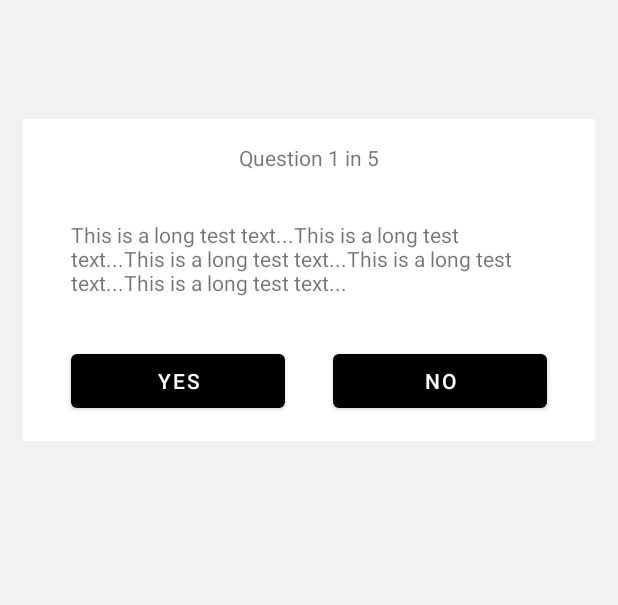
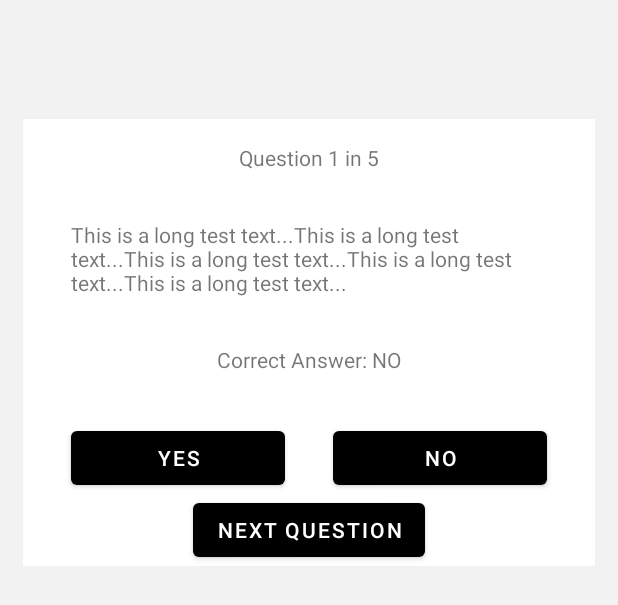
Before and after one commit to licwan62/Information-App, an Android app: the layout fragment_quiz.xml on its own in the app's theme, with its tools: preview values and no code run, on a phone screen of 412 x 824 dp. Shown: the top 605 px of the screen. Run offline under Robolectric (Android 15) with nearby library versions, the phone set to English and light mode, and no system bars.

Commit message:
set up navigate buttons

```diff
--- a/app/src/main/res/layout/fragment_quiz.xml
+++ b/app/src/main/res/layout/fragment_quiz.xml
@@ -42,35 +42,69 @@
             app:layout_constraintTop_toBottomOf="@+id/text_view_title"
             tools:text="@string/test_long" />
 
+        <TextView
+            android:id="@+id/text_view_correct_answer"
+            android:layout_width="wrap_content"
+            android:layout_height="wrap_content"
+            android:layout_marginTop="32dp"
+            android:visibility="visible"
+            app:layout_constraintEnd_toEndOf="parent"
+            app:layout_constraintStart_toStartOf="parent"
+            app:layout_constraintTop_toBottomOf="@+id/text_view_description"
+            tools:text="Correct Answer: NO" />
+
         <Button
-            android:id="@+id/button"
+            android:id="@+id/button_left"
             android:layout_width="0dp"
             android:layout_height="wrap_content"
             android:layout_marginStart="32dp"
             android:layout_marginTop="32dp"
             android:layout_marginEnd="16dp"
-            android:layout_marginBottom="16dp"
-            android:text="Yes"
-            app:layout_constraintBottom_toBottomOf="parent"
-            app:layout_constraintEnd_toStartOf="@+id/button2"
+            android:text="@string/button_yes"
+            android:visibility="visible"
+            app:layout_constraintEnd_toStartOf="@+id/button_right"
             app:layout_constraintHorizontal_bias="0.5"
             app:layout_constraintHorizontal_chainStyle="spread_inside"
             app:layout_constraintStart_toStartOf="parent"
-            app:layout_constraintTop_toBottomOf="@+id/text_view_description" />
+            app:layout_constraintTop_toBottomOf="@+id/text_view_correct_answer" />
 
         <Button
-            android:id="@+id/button2"
+            android:id="@+id/button_right"
             android:layout_width="0dp"
             android:layout_height="wrap_content"
             android:layout_marginStart="16dp"
             android:layout_marginEnd="32dp"
-            android:text="No"
-            app:layout_constraintBottom_toBottomOf="@+id/button"
+            android:text="@string/button_no"
+            app:layout_constraintBottom_toBottomOf="@+id/button_left"
             app:layout_constraintEnd_toEndOf="parent"
             app:layout_constraintHorizontal_bias="0.5"
-            app:layout_constraintStart_toEndOf="@+id/button"
-            app:layout_constraintTop_toTopOf="@+id/button" />
+            app:layout_constraintStart_toEndOf="@+id/button_left"
+            app:layout_constraintTop_toTopOf="@+id/button_left" />
 
+        <Button
+            android:id="@+id/button_next"
+            android:layout_width="wrap_content"
+            android:layout_height="wrap_content"
+            android:text="@string/button_next"
+            app:layout_constraintEnd_toEndOf="parent"
+            app:layout_constraintStart_toStartOf="parent"
+            app:layout_constraintTop_toBottomOf="@+id/button_left" />
+
+        <androidx.constraintlayout.widget.Group
+            android:id="@+id/group_before_answer"
+            android:layout_width="wrap_content"
+            android:layout_height="wrap_content"
+            android:visibility="gone"
+            app:constraint_referenced_ids="button_left,button_right"
+            tools:visibility="visible" />
+
+        <androidx.constraintlayout.widget.Group
+            android:id="@+id/group_on_wrong_answer"
+            android:layout_width="wrap_content"
+            android:layout_height="wrap_content"
+            android:visibility="gone"
+            app:constraint_referenced_ids="button_next,text_view_correct_answer"
+            tools:visibility="visible" />
 
     </androidx.constraintlayout.widget.ConstraintLayout>
 
--- a/app/src/main/res/navigation/nav_graph.xml
+++ b/app/src/main/res/navigation/nav_graph.xml
@@ -55,6 +55,9 @@
             android:name="questionId"
             app:argType="integer"
             android:defaultValue="1" />
+        <action
+            android:id="@+id/action_quizFragment_to_quizResultFragment"
+            app:destination="@id/quizResultFragment" />
     </fragment>
     <fragment
         android:id="@+id/quizResultFragment"
--- a/app/src/main/res/values/strings.xml
+++ b/app/src/main/res/values/strings.xml
@@ -14,4 +14,7 @@
     <string name="escorting_content">Content for Escorting</string>
     <string name="parents_content">Content for Parents</string>
     <string name="caregivers_content">Content for Caregivers</string>
+    <string name="button_yes">YES</string>
+    <string name="button_no">NO</string>
+    <string name="button_next">NEXT QUESTION</string>
 </resources>
```
Also changed, not shown: app/src/main/java/com/example/information_app/ui/quiz/QuizFragment.kt (+42 -20 lines), app/src/main/java/com/example/information_app/ui/quiz/QuizViewModel.kt (+60 -35 lines), 1 other file.
